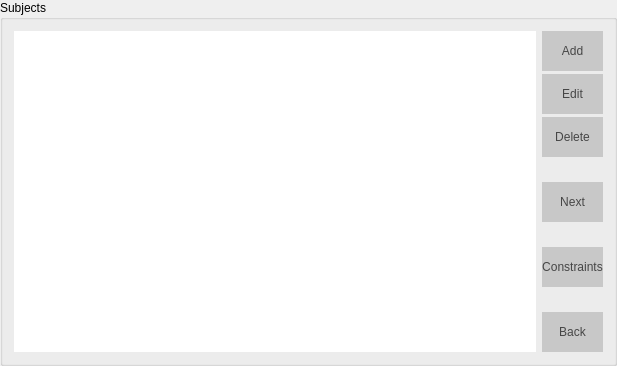
The window that Orar/OrarApp/SubjectView.ui (alexandrutm/UnivTimetable) describes before a commit, drawn with Qt 5.
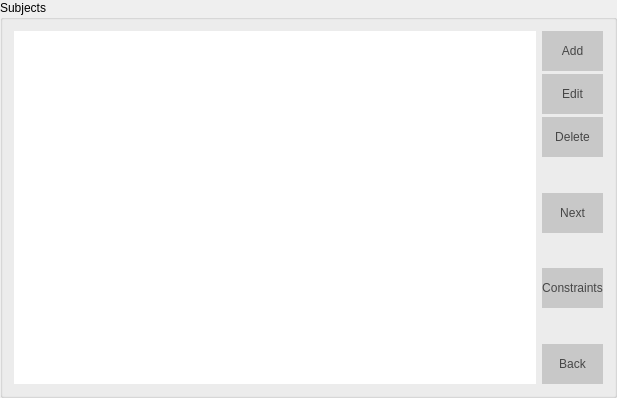
The same window after the commit.

Commit message: Changed listwiget with table view in all views and implemented a model for every tableview

```diff
--- a/Orar/OrarApp/SubjectView.ui
+++ b/Orar/OrarApp/SubjectView.ui
@@ -7,7 +7,7 @@
     <x>0</x>
     <y>0</y>
     <width>617</width>
-    <height>366</height>
+    <height>398</height>
    </rect>
   </property>
   <property name="windowTitle">
@@ -36,7 +36,7 @@
      </property>
      <layout class="QHBoxLayout" name="horizontalLayout">
       <item>
-       <widget class="QListWidget" name="mList">
+       <widget class="QTableView" name="mTable">
         <property name="frameShape">
          <enum>QFrame::NoFrame</enum>
         </property>
```
Left out of the diff: 3 changed lines with no effect on the pictures. The commit also changes 30 other files.
